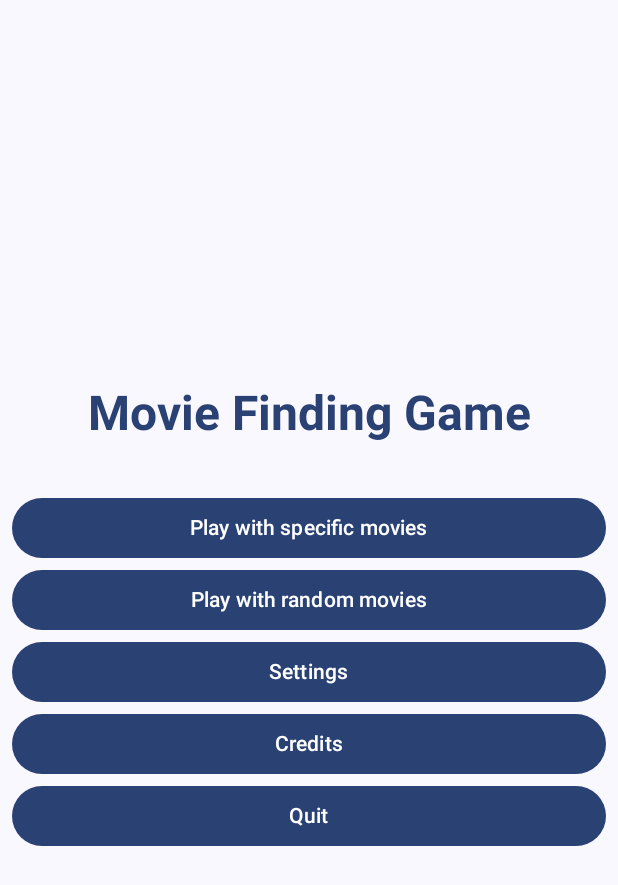
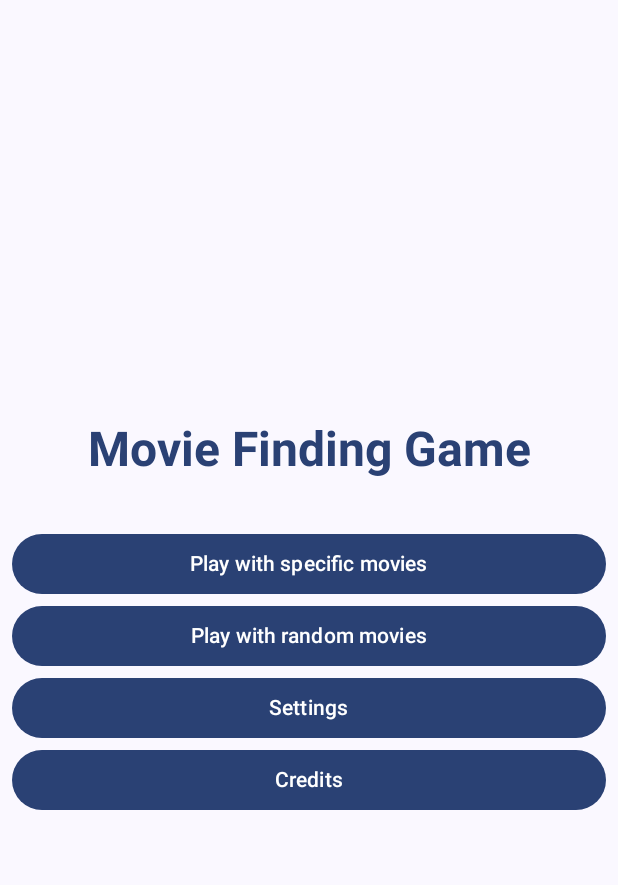
Before and after one commit to Facel3ss1/hacknotts24, an Android app built with Jetpack Compose: the screen it shows after launch (MainActivity), on a phone screen of 412 x 824 dp. Shown: the top 885 px of the screen. Run offline under Robolectric (Android 15) with nearby library versions, the phone set to English and light mode, and no system bars.

Commit message:
Spring cleaning

```diff
--- a/client/app/src/main/java/com/example/movieapp/MainActivity.kt
+++ b/client/app/src/main/java/com/example/movieapp/MainActivity.kt
@@ -3,37 +3,29 @@ package com.example.movieapp
 import android.os.Bundle
 import androidx.activity.ComponentActivity
 import androidx.activity.compose.setContent
+import androidx.compose.foundation.layout.Box
 import androidx.compose.foundation.layout.Column
 import androidx.compose.foundation.layout.Row
+import androidx.compose.foundation.layout.Spacer
 import androidx.compose.foundation.layout.fillMaxSize
+import androidx.compose.foundation.layout.fillMaxWidth
+import androidx.compose.foundation.layout.height
 import androidx.compose.foundation.layout.padding
+import androidx.compose.material3.Button
 import androidx.compose.material3.MaterialTheme
 import androidx.compose.material3.Surface
 import androidx.compose.material3.Text
 import androidx.compose.runtime.Composable
+import androidx.compose.ui.Alignment
 import androidx.compose.ui.Modifier
-import androidx.compose.ui.tooling.preview.Preview
-import androidx.compose.ui.unit.dp
-import com.example.movieapp.ui.theme.MovieAppTheme
-import android.content.res.Configuration
-import androidx.compose.foundation.layout.Box
-import androidx.compose.foundation.layout.PaddingValues
-import androidx.compose.foundation.layout.Spacer
-import androidx.compose.foundation.layout.fillMaxWidth
-import androidx.compose.foundation.layout.height
-import androidx.compose.foundation.layout.width
-import androidx.compose.material3.Button
-import androidx.compose.material3.ExperimentalMaterial3Api
-import androidx.compose.material3.TextField
-import androidx.compose.runtime.remember
-import androidx.compose.ui.Alignment
-import androidx.compose.ui.text.font.FontWeight
 import androidx.compose.ui.text.font.FontWeight.Companion.Bold
 import androidx.compose.ui.text.style.TextAlign
+import androidx.compose.ui.unit.dp
 import androidx.navigation.NavHostController
 import androidx.navigation.compose.NavHost
 import androidx.navigation.compose.composable
 import androidx.navigation.compose.rememberNavController
+import com.example.movieapp.ui.theme.MovieAppTheme
 
 class MainActivity : ComponentActivity() {
     override fun onCreate(savedInstanceState: Bundle?) {
@@ -41,57 +33,42 @@ class MainActivity : ComponentActivity() {
         setContent {
             MovieAppTheme {
                 Surface(modifier = Modifier.fillMaxSize()) {
-                    val navController = rememberNavController()
-                    MyAppNavHost(modifier = Modifier.fillMaxSize())
+                    AppNavHost(modifier = Modifier.fillMaxSize())
                 }
             }
         }
     }
 }
 
-data class Message(val heading: String)
-
-
 @Composable
-fun MyAppNavHost(modifier: Modifier = Modifier,
-                 navController: NavHostController = rememberNavController(),
-                 startDestination: String = "profile",)  {
-    MovieAppTheme {
+fun AppNavHost(
+    modifier: Modifier = Modifier,
+    navController: NavHostController = rememberNavController()
+) {
     NavHost(modifier = modifier, navController = navController, startDestination = "menu") {
         composable("menu") {
             Menu(
-                    Message("Movie Finding Game"),
-                    onNavigateToSearchMovies = { navController.navigate("searchmovies") },
-                    onNavigateToRandomMovies = { navController.navigate("randommovies") },
+                "Movie Finding Game",
+                onNavigateToSearchMovies = { navController.navigate("searchMovies") },
+                onNavigateToRandomMovies = { navController.navigate("randomMovies") },
                 onNavigateToSettings = { navController.navigate("settings") },
-                    onNavigateToCredits = { navController.navigate("theCredits") },
-                    onNavigateToQuit = { navController.navigate("quit") }
+                onNavigateToCredits = { navController.navigate("credits") },
             )
         }
-            composable("searchmovies") {
+        composable("searchMovies") {
             SearchMovies()
         }
-            composable("randommovies") {
+        composable("randomMovies") {
             RandomMovies()
         }
         composable("settings") {
             Settings()
         }
-            composable("theCredits") {
+        composable("credits") {
             Credits()
         }
     }
-            /*...*/
 }
-//    Surface(color = Color.Cyan) {
-//        Text(
-//            text = "Hi, my name is $name!",
-//            modifier = modifier.padding(24.dp)
-//        )
-//    }
-
-}
-
 
 
 @Composable
@@ -141,7 +118,9 @@ fun Credits() {
             )
             Spacer(modifier = Modifier.height(8.dp))
             Text(
-                modifier = Modifier.fillMaxWidth().padding(horizontal = 10.dp),
+                modifier = Modifier
+                    .fillMaxWidth()
+                    .padding(horizontal = 10.dp),
                 textAlign = TextAlign.Center,
                 color = MaterialTheme.colorScheme.secondary,
                 text = "This application uses TMDB and the TMDB APIs but is not endorsed, certified, or otherwise approved by TMDB."
@@ -163,19 +142,14 @@ fun SearchMovies() {
 
 @Composable
 fun Menu(
-    msg: Message,
+    heading: String,
     onNavigateToSearchMovies: () -> Unit,
     onNavigateToRandomMovies: () -> Unit,
     onNavigateToSettings: () -> Unit,
     onNavigateToCredits: () -> Unit,
-    onNavigateToQuit: () -> Unit,
 ) {
     Box(contentAlignment = Alignment.Center) {
         Row(modifier = Modifier.padding(all = 8.dp)) {
-//        Image(
-//            painter = painterResource(R.drawable.profile_picture),
-//            contentDescription = "Contact profile picture",
-//        )
             Column {
                 Text(
                     fontWeight = Bold,
@@ -183,10 +157,10 @@ fun Menu(
                     modifier = Modifier.fillMaxWidth(),
                     style = MaterialTheme.typography.headlineLarge,
                     color = MaterialTheme.colorScheme.primary,
-                    text = msg.heading,
+                    text = heading,
                 )
                 Spacer(modifier = Modifier.height(32.dp))
-                Column() {
+                Column {
                     Button(onClick = onNavigateToSearchMovies, modifier = Modifier.fillMaxWidth()) {
                         Text(text = "Play with specific movies")
                     }
@@ -199,33 +173,8 @@ fun Menu(
                     Button(onClick = onNavigateToCredits, modifier = Modifier.fillMaxWidth()) {
                         Text(text = "Credits")
                     }
-                    Button(onClick = onNavigateToQuit, modifier = Modifier.fillMaxWidth()) {
-                        Text(text = "Quit")
                 }
             }
         }
     }
 }
-}
-
-@Preview(name = "Light Mode")
-@Preview(
-    uiMode = Configuration.UI_MODE_NIGHT_YES,
-    showBackground = true,
-    name = "Dark Mode"
-)
-@Composable
-fun PreviewMessageCard() {
-    MovieAppTheme {
-        Column {
-            Menu(
-                msg = Message("Lexi"),
-                onNavigateToSearchMovies = {},
-                onNavigateToRandomMovies = {},
-                onNavigateToCredits = {},
-                onNavigateToSettings = {},
-                onNavigateToQuit = {}
-            )
-        }
-    }
-}
```
Lines whose indentation alone changed are shown as unchanged.
